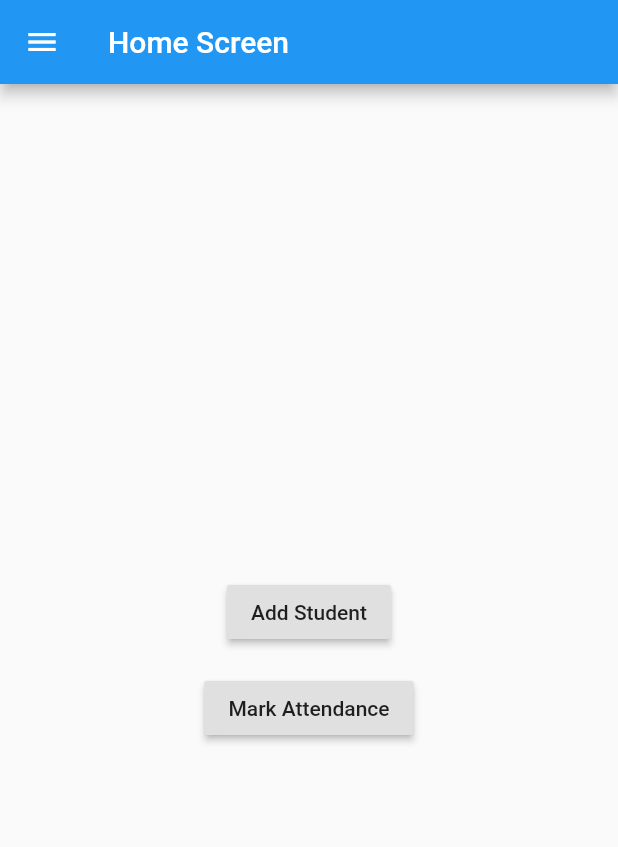
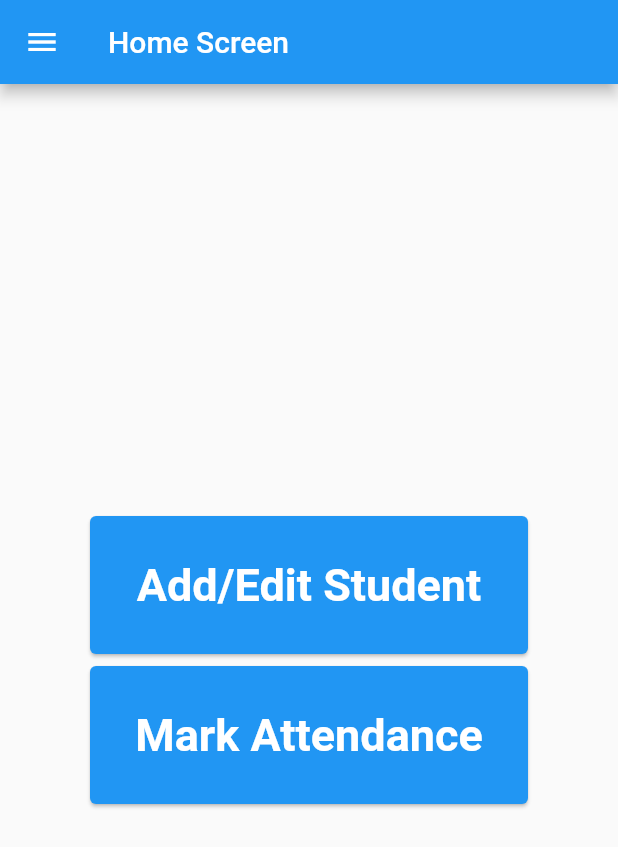
Before and after one commit to sbmkrgit/Attendance-App, a Flutter app: the HomePage screen opened directly, on a phone screen of 412 x 824 dp. Shown: the top 847 px of the screen. Run offline on Flutter 3.47's test engine with Material 2 defaults, Android fonts, the phone set to English and light mode, and no system bars; our stand-ins replace cloud_firestore, firebase_auth; accounts and stored records are empty.

Commit message:
Added Card Buttons

```diff
--- a/lib/pages/home_page.dart
+++ b/lib/pages/home_page.dart
@@ -75,29 +75,52 @@ class _HomePageState extends State<HomePage> {
           child: Column(
             mainAxisAlignment: MainAxisAlignment.center,
             children: <Widget>[
-              Padding(
-                padding: const EdgeInsets.all(8.0),
-                child: RaisedButton(
-                  child: Text('Add Student'),
-                  onPressed: () {
+              GestureDetector(
+                onTap: () {
                   Navigator.push(
                     context,
                     MaterialPageRoute(builder: (context) => AddStudent()),
                   );
                 },
+                child: Container(
+                  width: 300,
+                  height: 100,
+                  child: Card(
+                    color: Colors.blue,
+                    child: Center(
+                      child: Text(
+                        "Add/Edit Student",
+                        style: TextStyle(
+                            fontSize: 30,
+                            fontWeight: FontWeight.bold,
+                            color: Colors.white),
                       ),
                     ),
-
-              Padding(
-                padding: const EdgeInsets.all(8.0),
-                child: RaisedButton(
-                  child: Text('Mark Attendance'),
-                  onPressed: () {
+                  ),
+                ),
+              ),
+              GestureDetector(
+                onTap: () {
                   Navigator.push(
                     context,
                     MaterialPageRoute(builder: (context) => MarkAttendance()),
                   );
                 },
+                child: Container(
+                  width: 300,
+                  height: 100,
+                  child: Card(
+                    color: Colors.blue,
+                    child: Center(
+                      child: Text(
+                        "Mark Attendance",
+                        style: TextStyle(
+                            fontSize: 30,
+                            fontWeight: FontWeight.bold,
+                            color: Colors.white),
+                      ),
+                    ),
+                  ),
                 ),
               ),
             ],
```
Lines whose indentation alone changed are shown as unchanged.
